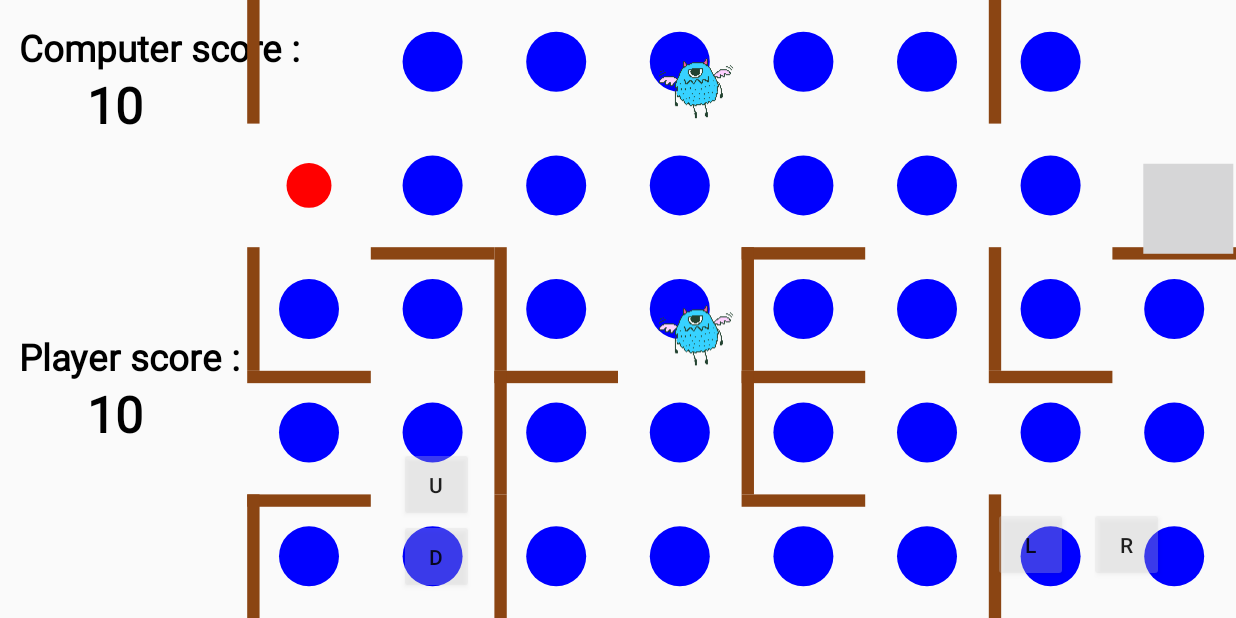
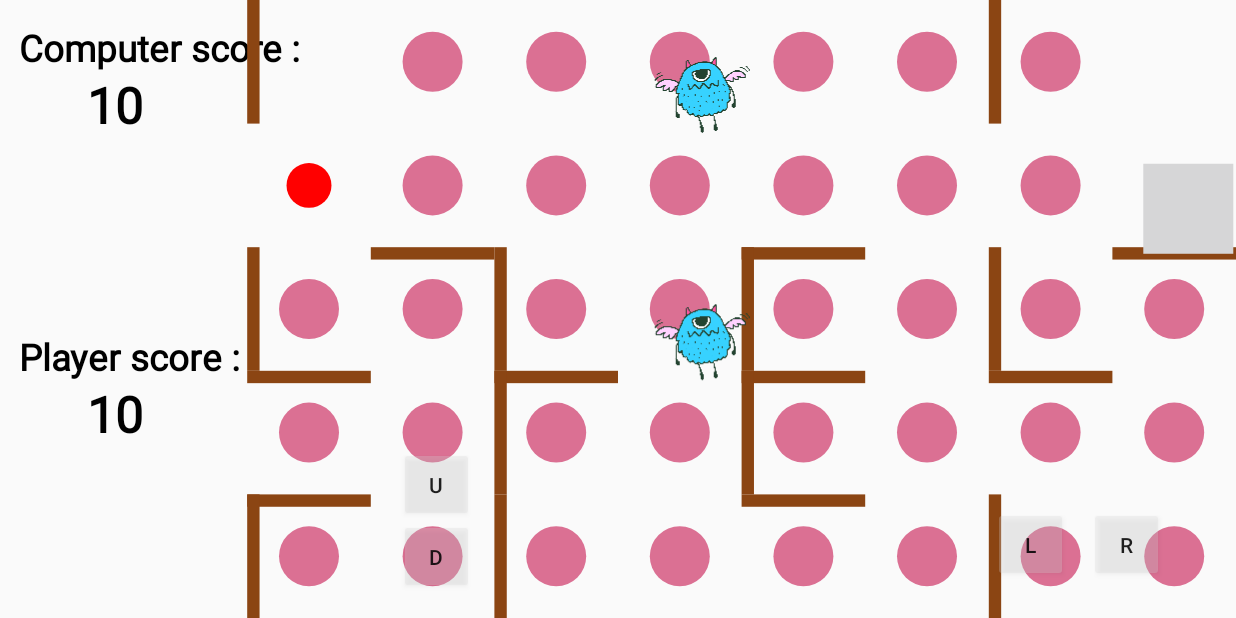
Before and after one commit to EricLuoisme/RetroGame2018s2, an Android app: the GameActivity screen opened directly, with no data from a screen before it, after a tap on an icon or button, on a phone screen of 824 x 412 dp (held sideways). Run offline under Robolectric (Android 15) with nearby library versions, the phone set to English and light mode, and no system bars.

Commit message:
Change the bean color to make chaser more obvious and fix a bug of player score

```diff
--- a/app/src/main/java/com/example/jiangxinwei/pacman/Bean.java
+++ b/app/src/main/java/com/example/jiangxinwei/pacman/Bean.java
@@ -1,6 +1,7 @@
 package com.example.jiangxinwei.pacman;
 
 import android.graphics.Canvas;
+import android.graphics.Color;
 import android.graphics.Paint;
 
 import java.text.DecimalFormat;
@@ -8,6 +9,7 @@ import java.text.DecimalFormat;
 public class Bean {
 
     Pos pos;
+    int pink = Color.rgb(219,112,147);
     public Bean(Pos p) {
         pos = new Pos(p);
     }
@@ -15,6 +17,7 @@ public class Bean {
     public void draw(Canvas c, Paint p) {
         int h = c.getHeight();
         int w = c.getWidth();
+        p.setColor(pink);
         c.drawCircle(pos.x * w, pos.y * h, 30, p);
     }
 
--- a/app/src/main/java/com/example/jiangxinwei/pacman/Chaser.java
+++ b/app/src/main/java/com/example/jiangxinwei/pacman/Chaser.java
@@ -23,6 +23,6 @@ public class Chaser extends Sprite {
         float cd = CHASERRADIUS * w;
         p.setColor(Color.BLACK);
         //c.drawCircle(xc, yc, cd, p);
-        c.drawBitmap(b, (xc-0.025f * w), (yc-0.035f * h), p);
+        c.drawBitmap(b, (xc-0.03f * w), (yc-0.045f * h), p);
     }
 }
--- a/app/src/main/java/com/example/jiangxinwei/pacman/Game.java
+++ b/app/src/main/java/com/example/jiangxinwei/pacman/Game.java
@@ -100,17 +100,9 @@ class Game {
 
             //check if computer is hit by chasers
             computerHitByChaser = computer.hitByChaser(chasers);
+            playerHitByChaser = player.hitByChaser(chasers);
         }
 
-        if (!playerHitByChaser) {
-            removedBeans = beans.removeEatJudge(player);
-            if (removedBeans == 'p') {
-                playerScore = String.valueOf(Integer.parseInt(playerScore) + SCOREINCREASE);
-            }
-            playerHitByChaser = player.hitByChaser(chasers);
-        } else {
-            Log.d("I've been hit", "I've been hit");
-        }
 
 //        if (beans.size()==0){
 //
@@ -220,6 +212,14 @@ class Game {
                     player.pos.y -= player.STEPY;
 //                    Log.d("Player pos", "y " + player.pos.y + "  x " + player.pos.x);
                 }
+                if (!playerHitByChaser) {
+                    removedBeans = beans.removeEatJudge(player);
+                    if (removedBeans == 'p') {
+                        playerScore = String.valueOf(Integer.parseInt(playerScore) + SCOREINCREASE);
+                    }
+                } else {
+                    Log.d("I've been hit", "I've been hit");
+                }
                 computerStep();
                 break;
             case "d":
@@ -227,6 +227,15 @@ class Game {
                         !hitWalls(player.pos, 'd', player.PWIDTH, player.STEPY)) {
                     player.pos.y += player.STEPY;
 //                    Log.d("Player pos", "y " + player.pos.y + "  x " + player.pos.x);
+                }
+                if (!playerHitByChaser) {
+                    removedBeans = beans.removeEatJudge(player);
+                    if (removedBeans == 'p') {
+                        playerScore = String.valueOf(Integer.parseInt(playerScore) + SCOREINCREASE);
+                    }
+//                    playerHitByChaser = player.hitByChaser(chasers);
+                } else {
+                    Log.d("I've been hit", "I've been hit");
                 }
                 computerStep();
                 break;
@@ -236,6 +245,15 @@ class Game {
                     player.pos.x -= player.STEPX;
 //                    Log.d("Player pos", "y " + player.pos.y + "  x " + player.pos.x);
                 }
+                if (!playerHitByChaser) {
+                    removedBeans = beans.removeEatJudge(player);
+                    if (removedBeans == 'p') {
+                        playerScore = String.valueOf(Integer.parseInt(playerScore) + SCOREINCREASE);
+                    }
+//                    playerHitByChaser = player.hitByChaser(chasers);
+                } else {
+                    Log.d("I've been hit", "I've been hit");
+                }
                 computerStep();
                 break;
             case "r":
@@ -243,6 +261,15 @@ class Game {
                         !hitWalls(player.pos, 'r', player.PWIDTH, player.STEPX)) {
                     player.pos.x += player.STEPX;
 //                    Log.d("Player pos", "y " + player.pos.y + "  x " + player.pos.x);
+                }
+                if (!playerHitByChaser) {
+                    removedBeans = beans.removeEatJudge(player);
+                    if (removedBeans == 'p') {
+                        playerScore = String.valueOf(Integer.parseInt(playerScore) + SCOREINCREASE);
+                    }
+//                    playerHitByChaser = player.hitByChaser(chasers);
+                } else {
+                    Log.d("I've been hit", "I've been hit");
                 }
                 computerStep();
                 break;
--- a/app/src/main/java/com/example/jiangxinwei/pacman/PacmanView.java
+++ b/app/src/main/java/com/example/jiangxinwei/pacman/PacmanView.java
@@ -35,7 +35,7 @@ public class PacmanView extends View implements Runnable {
         repaintHandler = new Handler();
         repaintHandler.postDelayed(this, 10);
         computerImage = Bitmap.createScaledBitmap(BitmapFactory.decodeResource(getResources(),R.drawable.computer),90,90,true);
-        chaserImage = Bitmap.createScaledBitmap(BitmapFactory.decodeResource(getResources(),R.drawable.chaser),95,95,true);
+        chaserImage = Bitmap.createScaledBitmap(BitmapFactory.decodeResource(getResources(),R.drawable.chaser),120,120,true);
     }
 
     @Override
```
